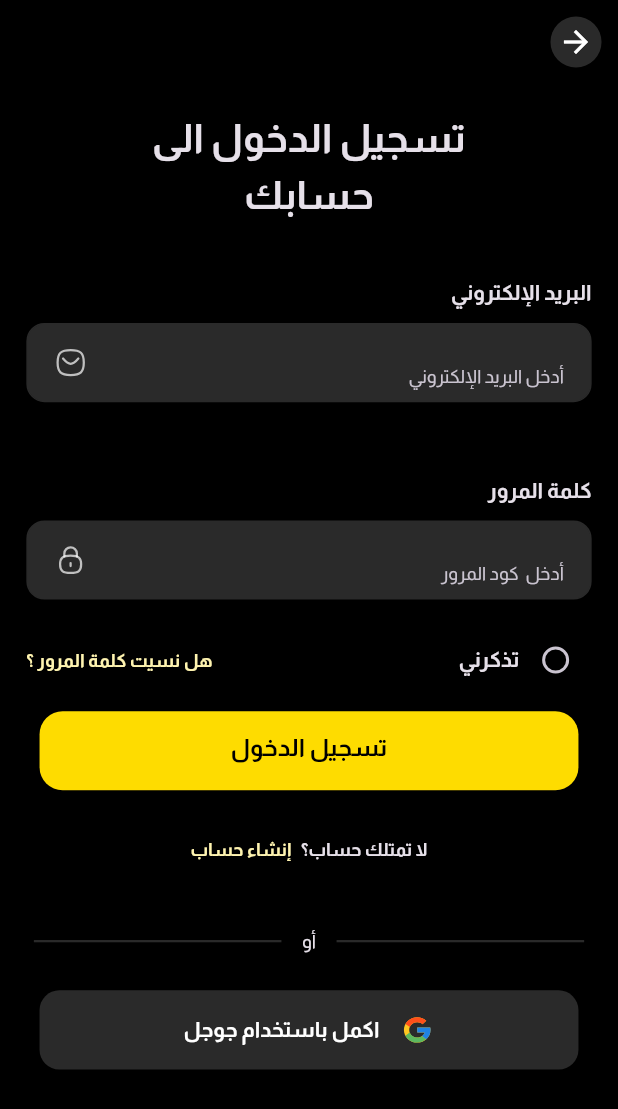
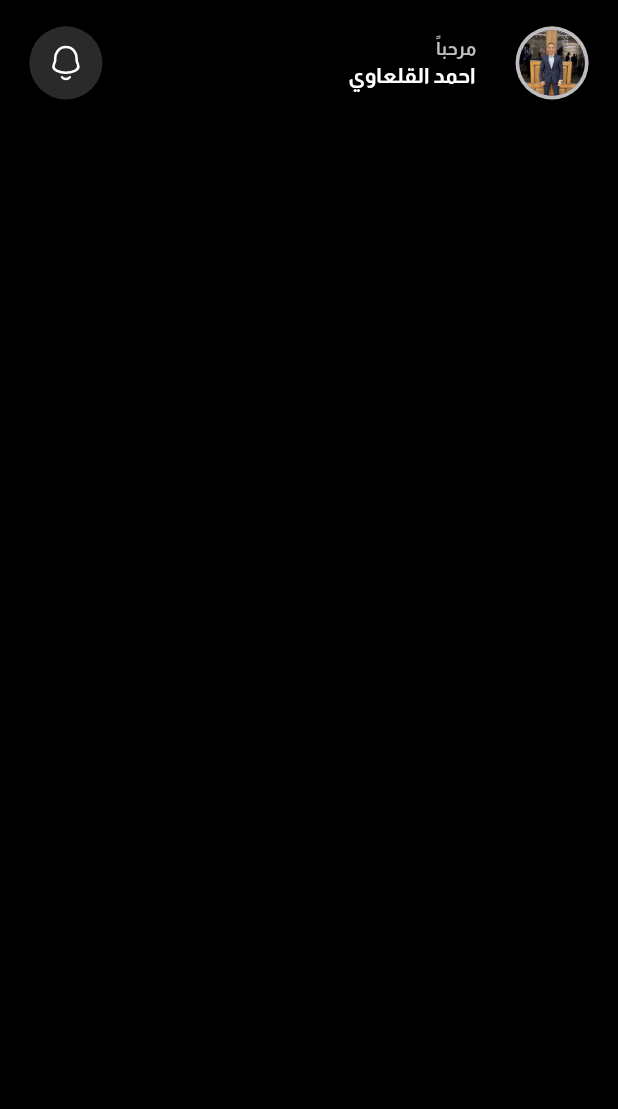
Before and after one commit to a7medAlqal3awyi/black-store-app, a Flutter app: the screen it shows after launch, after a tap on "تسجيل الدخول", on a phone screen of 412 x 824 dp. Shown: the top 1109 px of the screen. Run offline on Flutter 3.47's test engine with Material 2 defaults, Android fonts, the phone set to English and light mode, and no system bars; our stand-ins replace flutter_screenutil, flutter_svg.

Commit message:
complete app bar of main screen

```diff
--- a/lib/core/utils/app_constants.dart
+++ b/lib/core/utils/app_constants.dart
@@ -25,6 +25,14 @@ class AppConstants {
   static String fullName  =" الاسم بالكامل ";
   static String follow  =" متابعة ";
   static String theMain  =" الرئيسية ";
+  static String money  =" العملات ";
+  static String gold  =" الذهب ";
+  static String favourite  =" المفضلة ";
+  static String profile  =" البروفيل ";
+  static String wellcome  =" مرحباً ";
+  static String myName  =" احمد القلعاوي ";
+  static String blackMarket  =" Black Market ";
+  static String bkamFeBlackStore  =" بكام في السوق السوداء؟! ";
   static String enterFullName  =" أدخل الاسم بالكامل ";
   static String verifyPassword  =" تأكيد كلمة المرور ";
   static String myEmail  ="a7medalqalawyi@gmail.com";
--- a/lib/main.dart
+++ b/lib/main.dart
@@ -2,6 +2,7 @@ import 'package:flutter/material.dart';
 import 'package:flutter_localizations/flutter_localizations.dart';
 import 'package:flutter_screenutil/flutter_screenutil.dart';
 import 'package:the_black_store/presentation/screens/login_screen.dart';
+import 'package:the_black_store/presentation/widgets/bottom_nav_bar.dart';
 
 void main() {
   runApp(const MyApp());
--- /dev/null
+++ b/lib/presentation/screens/app_bar_of_main_sc.dart
@@ -0,0 +1,73 @@
+import 'package:flutter/material.dart';
+import 'package:flutter_screenutil/flutter_screenutil.dart';
+import 'package:flutter_svg/svg.dart';
+
+import '../../core/styles/app_styles.dart';
+import '../../core/utils/app_constants.dart';
+class AppBarMainScreen  extends StatelessWidget {
+  const AppBarMainScreen ({super.key});
+
+  @override
+  Widget build(BuildContext context) {
+    return   Row(
+      children: [
+        SizedBox(
+          width: 48.w,
+          height: 48.h,
+          child: CircleAvatar(
+            backgroundColor: const Color(0xFFBDBDBD),
+            child: SizedBox(
+              width: 43.w,
+              height: 43.h,
+              child: const CircleAvatar(
+                backgroundImage:
+                AssetImage("assets/images/ahmed_suit.jpg"),
+              ),
+            ),
+          ),
+        ),
+        SizedBox(
+          width: 20.w,
+        ),
+        Column(
+          crossAxisAlignment: CrossAxisAlignment.start,
+          children: [
+            Text(
+              AppConstants.wellcome,
+              style: TextStyle(
+                fontFamily: fontFamily,
+                fontWeight: FontWeight.w700,
+                fontSize: 12.sp,
+                color: const Color(0xFFBDBDBD),
+              ),
+            ),
+            Text(
+              AppConstants.myName,
+              style: TextStyle(
+                fontFamily: fontFamily,
+                fontWeight: FontWeight.w700,
+                fontSize: 14.sp,
+                color: Colors.white,
+              ),
+            ),
+          ],
+        ),
+        const Spacer(),
+        GestureDetector(
+          child: Container(
+            width: 48.w,
+            height: 48.h,
+            decoration: BoxDecoration(
+              shape: BoxShape.circle,
+              color: AppStyles.bg,
+            ),
+            child: Padding(
+              padding: const EdgeInsets.all(12.0),
+              child: SvgPicture.asset("assets/icons/Notification.svg"),
+            ),
+          ),
+        ),
+      ],
+    );
+  }
+}
--- a/lib/presentation/screens/login_screen.dart
+++ b/lib/presentation/screens/login_screen.dart
@@ -3,6 +3,8 @@ import 'package:flutter_screenutil/flutter_screenutil.dart';
 import 'package:flutter_svg/flutter_svg.dart';
 import 'package:the_black_store/core/styles/app_styles.dart';
 import 'package:the_black_store/core/utils/app_constants.dart';
+import 'package:the_black_store/core/utils/routes.dart';
+import 'package:the_black_store/presentation/screens/main_screen.dart';
 import 'package:the_black_store/presentation/widgets/button_with_icon.dart';
 import 'package:the_black_store/presentation/widgets/double_text.dart';
 
@@ -31,7 +33,7 @@ class _LoginScreenState extends State<LoginScreen> {
         backgroundColor: Colors.black,
         appBar: AppBar(
           backgroundColor: Colors.black,
-          leading: LeadingAppBar(),
+          leading: const LeadingAppBar(),
         ),
         body: SingleChildScrollView(
           child: Form(
@@ -63,7 +65,6 @@ class _LoginScreenState extends State<LoginScreen> {
                 ),
                 MyInputFiled(
                   obscureText: true,
-
                   type: TextInputType.visiblePassword,
                   controller: passwordController,
                   title: AppConstants.password,
@@ -71,18 +72,14 @@ class _LoginScreenState extends State<LoginScreen> {
                   widget: SvgPicture.asset("assets/icons/Lock.svg"),
                 ),
                 CustomCheckBox(
-
                   title: AppConstants.rememberMe,
-
                 ),
                 ButtonWithOnlyText(
                   color: primary,
                   text: AppConstants.login,
                   textColor: Colors.black,
                   onTap: () {
-                    formKey.currentState!.validate()
-                        ? debugPrint("True")
-                        : debugPrint("False");
+                    context.push(const MainScreen());
                   },
                 ),
                 const DoubleText(),
--- /dev/null
+++ b/lib/presentation/screens/main_screen.dart
@@ -0,0 +1,26 @@
+import 'package:flutter/material.dart';
+import 'package:flutter_screenutil/flutter_screenutil.dart';
+import 'app_bar_of_main_sc.dart';
+
+class MainScreen extends StatelessWidget {
+  const MainScreen({super.key});
+
+  @override
+  Widget build(BuildContext context) {
+    return Scaffold(
+      backgroundColor: Colors.black,
+      body: Padding(
+        padding: EdgeInsets.all(16.w),
+        child: Column(
+          children: [
+            SafeArea(
+                child: SizedBox(
+              height: 0.h,
+            )),
+            const AppBarMainScreen()
+          ],
+        ),
+      ),
+    );
+  }
+}
```
Also changed, not shown: assets/icons/Notification.svg (added), assets/images/ahmed_suit.jpg (added), lib/presentation/widgets/bottom_nav_bar.dart (added).
